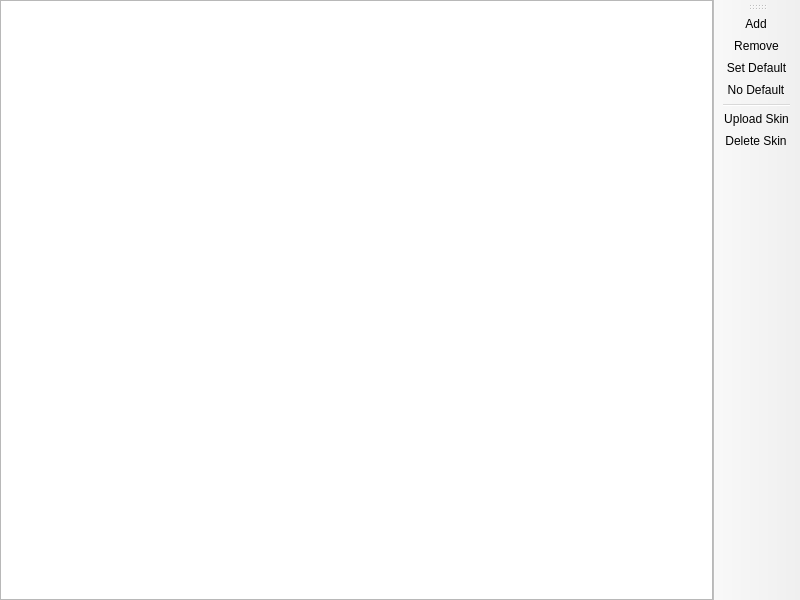
Qt form launcher/pages/global/AccountListPage.ui (FreesmTeam/FreesmLauncher) before a commit.
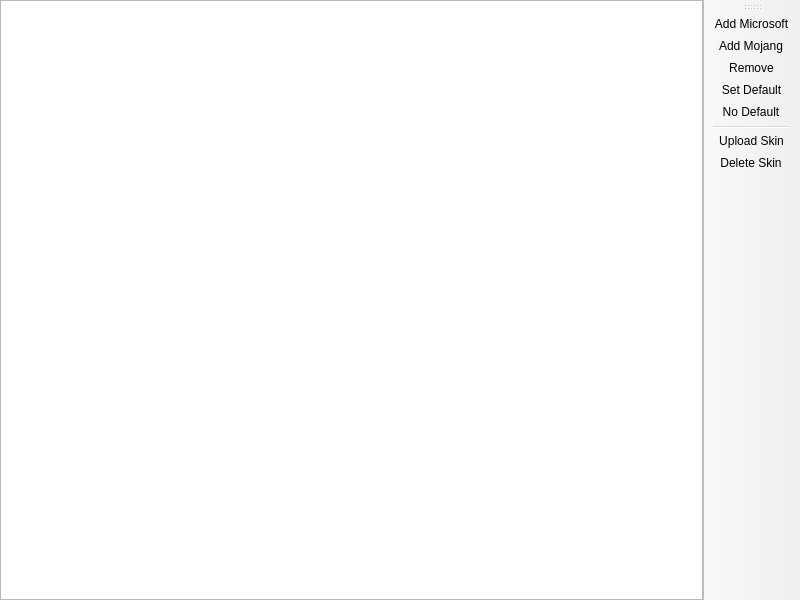
The same form after that commit. Custom widgets are drawn as their Qt base class.

Commit message:
GH-3392 dirty initial MSA support that shares logic with Mojang flows
Both act as the first step of AuthContext.

```diff
--- a/launcher/pages/global/AccountListPage.ui
+++ b/launcher/pages/global/AccountListPage.ui
@@ -25,7 +25,23 @@
      <number>0</number>
     </property>
     <item>
-     <widget class="VersionListView" name="listView"/>
+     <widget class="VersionListView" name="listView">
+      <property name="alternatingRowColors">
+       <bool>true</bool>
+      </property>
+      <property name="rootIsDecorated">
+       <bool>false</bool>
+      </property>
+      <property name="itemsExpandable">
+       <bool>false</bool>
+      </property>
+      <property name="allColumnsShowFocus">
+       <bool>true</bool>
+      </property>
+      <attribute name="headerStretchLastSection">
+       <bool>false</bool>
+      </attribute>
+     </widget>
     </item>
    </layout>
   </widget>
@@ -36,7 +52,8 @@
    <attribute name="toolBarBreak">
     <bool>false</bool>
    </attribute>
-   <addaction name="actionAdd"/>
+   <addaction name="actionAddMicrosoft"/>
+   <addaction name="actionAddMojang"/>
    <addaction name="actionRemove"/>
    <addaction name="actionSetDefault"/>
    <addaction name="actionNoDefault"/>
@@ -44,9 +61,9 @@
    <addaction name="actionUploadSkin"/>
    <addaction name="actionDeleteSkin"/>
   </widget>
-  <action name="actionAdd">
+  <action name="actionAddMojang">
    <property name="text">
-    <string>Add</string>
+    <string>Add Mojang</string>
    </property>
   </action>
   <action name="actionRemove">
@@ -80,6 +97,11 @@
     <string>Delete the currently active skin and go back to the default one</string>
    </property>
   </action>
+  <action name="actionAddMicrosoft">
+   <property name="text">
+    <string>Add Microsoft</string>
+   </property>
+  </action>
  </widget>
  <customwidgets>
   <customwidget>
```
The commit also changes 64 other files.
